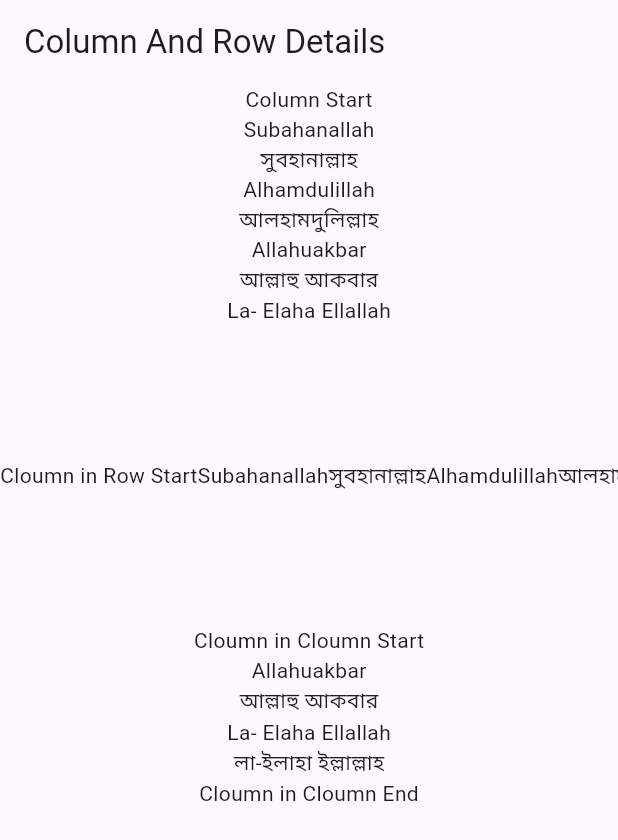
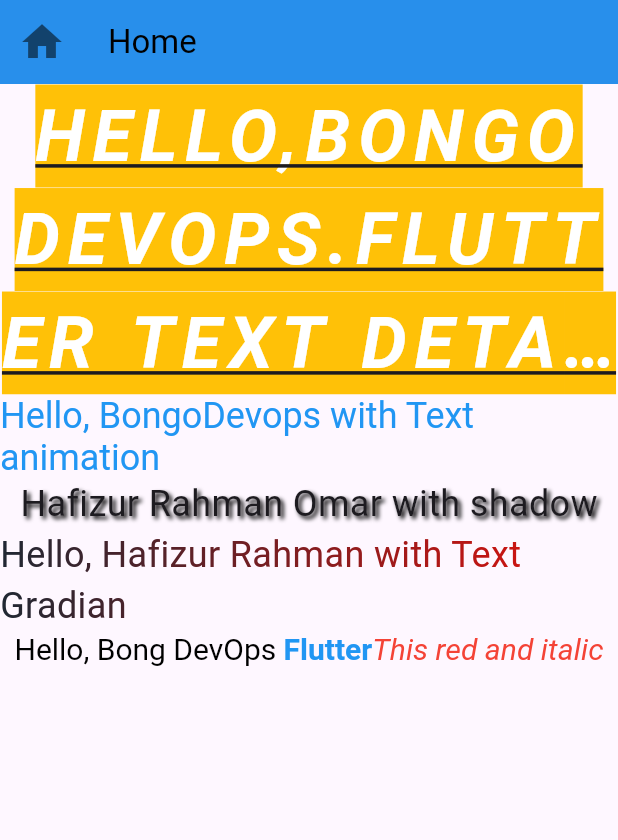
Before and after one commit to bongodevops/Flutter_Custom_Widgets, a Flutter app: the screen it shows after launch, on a phone screen of 412 x 824 dp. Shown: the top 840 px of the screen. Run offline on Flutter 3.47's test engine with Material 3 defaults, Android fonts, the phone set to English and light mode, and no system bars.

Commit message:
3-Text_RichText

```diff
--- a/lib/main.dart
+++ b/lib/main.dart
@@ -1,7 +1,7 @@
 import 'package:flutter/material.dart';
 
 void main() {
-  runApp(MyApp());
+  runApp(const MyApp());
 }
 
 class MyApp extends StatelessWidget {
@@ -9,7 +9,16 @@ class MyApp extends StatelessWidget {
 
   @override
   Widget build(BuildContext context) {
-    return const MaterialApp(home: HomeScreen());
+    return MaterialApp(
+      title: 'Text_RichText',
+      theme: ThemeData(
+        textTheme: TextTheme(
+          headlineLarge: TextStyle(fontSize: 32, fontWeight: FontWeight.bold),
+          bodyLarge: TextStyle(fontSize: 16, color: Colors.black),
+        ),
+      ),
+      home: HomeScreen(),
+    );
   }
 }
 
@@ -19,79 +28,111 @@ class HomeScreen extends StatelessWidget {
   @override
   Widget build(BuildContext context) {
     return Scaffold(
-      appBar: AppBar(title: const Text('Column And Row Details')),
+      //backgroundColor: const Color(0xFF10C419),
+      appBar: AppBar(
+        leading: const Icon(Icons.home, color: Colors.black54, size: 32),
+        title: const Text('Home', style: TextStyle(color: Colors.black)),
+        backgroundColor: Colors.blue,
+        elevation: 5,
+      ),
+      body: Column(
+        children: [
+          Text(
+            'Hello,Bongo Devops.Flutter text details  Practice'.toUpperCase(),
+            //'Hello,Bongo Devops.Flutter text details  Practice'.toLowerCase(),
+            //textAlign: TextAlign.center,
+            //textAlign: TextAlign.start,
+            //textAlign: TextAlign.justify,
+            textAlign: TextAlign.center,
 
-      body: SingleChildScrollView(
-        child: Column(
-          //mainAxisSize: MainAxisSize.min,
-          mainAxisSize: MainAxisSize.max,
-          mainAxisAlignment: MainAxisAlignment.center,
-          //mainAxisAlignment: MainAxisAlignment.end,
-          //mainAxisAlignment: MainAxisAlignment.start,
-          //mainAxisAlignment: MainAxisAlignment.spaceAround,
-          //mainAxisAlignment: MainAxisAlignment.spaceBetween,
-          //mainAxisAlignment: MainAxisAlignment.spaceEvenly,
-          //crossAxisAlignment: CrossAxisAlignment.end,
-          crossAxisAlignment: CrossAxisAlignment.center,
+            //textAlign: TextAlign.left,
+            //textAlign: TextAlign.right,
+            //textAlign: TextAlign.end,
+            maxLines: 3,
 
-          children: [
-            const Text('Column Start'),
-            const Text('Subahanallah'),
-            const Text('সুবহানাল্লাহ'),
-            const Text('Alhamdulillah'),
-            const Text('আলহামদুলিল্লাহ'),
-            const Text('Allahuakbar'),
-            const Text('আল্লাহু আকবার'),
-            const Text('La- Elaha Ellallah'),
+            /// ফ্লাটারে টেক্সট স্কেলিং ব্যবহার করে ইউজারের ডিভাইসের টেক্সট সাইজ প্রেফারেন্স অনুযায়ী টেক্সট সাইজ পরিবর্তন করা যায়।
+            textScaler: TextScaler.linear(1.5),
 
-            SingleChildScrollView(
-              scrollDirection: Axis.horizontal,
+            style: const TextStyle(
+              color: Colors.white,
+              fontSize: 32,
+              fontWeight: FontWeight.bold,
+              fontStyle: FontStyle.italic,
+              backgroundColor: Colors.amber,
+              // backgroundColor: Colors.grey,
+              decoration: TextDecoration.underline,
+              //decoration: TextDecoration.lineThrough,
+              //decoration: TextDecoration.overline,
+              //decoration: TextDecoration.none,
+              wordSpacing: 4,
+              letterSpacing: 5,
+              overflow: TextOverflow.ellipsis,
 
-              child: Row(
-                //mainAxisSize: MainAxisSize.min,
-                mainAxisSize: MainAxisSize.max,
-                mainAxisAlignment: MainAxisAlignment.center,
-                //mainAxisAlignment: MainAxisAlignment.end,
-                //mainAxisAlignment: MainAxisAlignment.start,
-                //mainAxisAlignment: MainAxisAlignment.spaceAround,
-                //mainAxisAlignment: MainAxisAlignment.spaceBetween,
-                //mainAxisAlignment: MainAxisAlignment.spaceEvenly,
-                //crossAxisAlignment: CrossAxisAlignment.end,
-                crossAxisAlignment: CrossAxisAlignment.center,
+              //overflow: TextOverflow.fade,
+              //overflow: TextOverflow.clip,
+              //overflow: TextOverflow.visible,
+            ),
+          ),
 
-                children: [
-                  const Text('Cloumn in Row Start'),
-                  const Text('Subahanallah'),
-                  const Text('সুবহানাল্লাহ'),
-                  const Text('Alhamdulillah'),
-                  const Text('আলহামদুলিল্লাহ'),
-                  const Text('Allahuakbar'),
-                  const Text('আল্লাহু আকবার'),
+          AnimatedDefaultTextStyle(
+            style: TextStyle(color: Colors.blue, fontSize: 24),
+            duration: Duration(seconds: 1),
+            child: Text('Hello, BongoDevops with Text animation'),
+          ),
 
-                  Image.asset(
-                    'assets/images/bird.jpg',
-                    width: 200,
-                    height: 200,
+          /// টেক্সট শ্যাডো
+          Text(
+            'Hafizur Rahman Omar with shadow',
+            style: TextStyle(
+              fontSize: 24,
+              shadows: [
+                Shadow(
+                  color: Colors.black,
+                  offset: Offset(2, 2),
+                  blurRadius: 3,
                 ),
               ],
             ),
           ),
 
-            const Column(
-              //mainAxisSize: MainAxisSize.min,
-              //mainAxisSize: MainAxisSize.max,
-              children: [
-                Text('Cloumn in Cloumn Start'),
-                Text('Allahuakbar'),
-                Text('আল্লাহু আকবার'),
-                Text('La- Elaha Ellallah'),
-                Text('লা-ইলাহা ইল্লাল্লাহ'),
-                Text('Cloumn in Cloumn End'),
-              ],
+          ///  টেক্সট গ্রেডিয়েন্ট
+          ShaderMask(
+            shaderCallback: (bounds) {
+              return LinearGradient(
+                colors: [Colors.blue, Colors.red],
+              ).createShader(bounds);
+            },
+            child: Text(
+              'Hello, Hafizur Rahman with Text Gradian',
+              style: TextStyle(fontSize: 24, color: Colors.red),
+            ),
+          ),
+
+          ///রিচ টেক্সট (RichText)
+          RichText(
+            text: TextSpan(
+              text: 'Hello, Bong DevOps ',
+              style: TextStyle(color: Colors.black, fontSize: 20),
+              children: <TextSpan>[
+                TextSpan(
+                  text: 'Flutter',
+                  style: TextStyle(
+                    color: Colors.blue,
+                    fontWeight: FontWeight.bold,
+                  ),
+                ),
+                TextSpan(
+                  text: 'This red and italic',
+                  style: TextStyle(
+                    color: Colors.red,
+                    fontStyle: FontStyle.italic,
+                  ),
                 ),
               ],
             ),
           ),
+        ],
+      ),
     );
   }
 }
```
Lines whose indentation alone changed are shown as unchanged.
